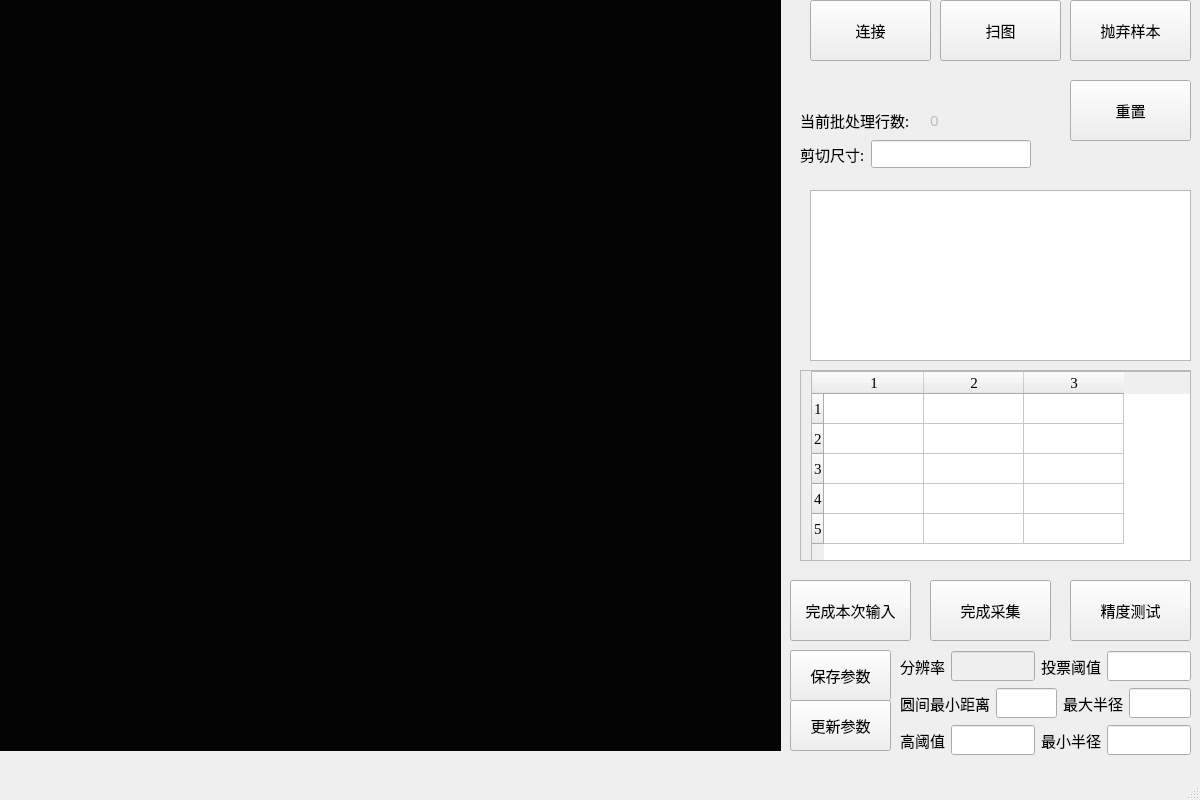
The window that handeye.ui (Yamabukiss/handeye_calibration) describes before a commit, drawn with Qt 5.
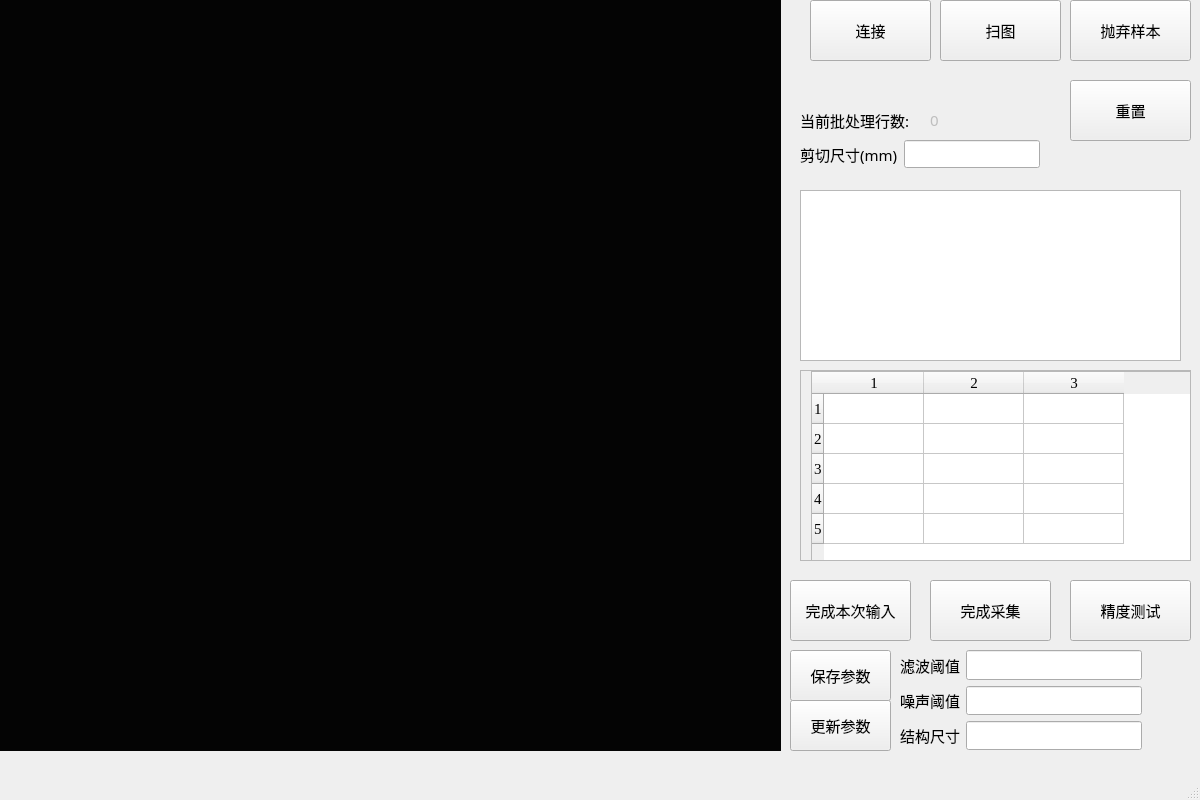
The same window after the commit.

```diff
--- a/handeye.ui
+++ b/handeye.ui
@@ -35,7 +35,7 @@
    <widget class="QTextBrowser" name="textBrowser_log">
     <property name="geometry">
      <rect>
-      <x>810</x>
+      <x>800</x>
       <y>190</y>
       <width>381</width>
       <height>171</height>
@@ -309,118 +309,6 @@
      <string>更新参数</string>
     </property>
    </widget>
-   <widget class="QWidget" name="layoutWidget">
-    <property name="geometry">
-     <rect>
-      <x>900</x>
-      <y>650</y>
-      <width>291</width>
-      <height>106</height>
-     </rect>
-    </property>
-    <layout class="QVBoxLayout" name="verticalLayout">
-     <item>
-      <layout class="QHBoxLayout" name="horizontalLayout_9">
-       <item>
-        <layout class="QHBoxLayout" name="horizontalLayout">
-         <item>
-          <widget class="QLabel" name="label">
-           <property name="text">
-            <string>分辨率</string>
-           </property>
-          </widget>
-         </item>
-         <item>
-          <widget class="QLineEdit" name="lineEdit">
-           <property name="enabled">
-            <bool>false</bool>
-           </property>
-          </widget>
-         </item>
-        </layout>
-       </item>
-       <item>
-        <layout class="QHBoxLayout" name="horizontalLayout_4">
-         <item>
-          <widget class="QLabel" name="label_4">
-           <property name="text">
-            <string>投票阈值</string>
-           </property>
-          </widget>
-         </item>
-         <item>
-          <widget class="QLineEdit" name="lineEdit_4"/>
-         </item>
-        </layout>
-       </item>
-      </layout>
-     </item>
-     <item>
-      <layout class="QHBoxLayout" name="horizontalLayout_8">
-       <item>
-        <layout class="QHBoxLayout" name="horizontalLayout_2">
-         <item>
-          <widget class="QLabel" name="label_2">
-           <property name="text">
-            <string>圆间最小距离</string>
-           </property>
-          </widget>
-         </item>
-         <item>
-          <widget class="QLineEdit" name="lineEdit_2"/>
-         </item>
-        </layout>
-       </item>
-       <item>
-        <layout class="QHBoxLayout" name="horizontalLayout_6">
-         <item>
-          <widget class="QLabel" name="label_6">
-           <property name="text">
-            <string>最大半径</string>
-           </property>
-          </widget>
-         </item>
-         <item>
-          <widget class="QLineEdit" name="lineEdit_6"/>
-         </item>
-        </layout>
-       </item>
-      </layout>
-     </item>
-     <item>
-      <layout class="QHBoxLayout" name="horizontalLayout_7">
-       <item>
-        <layout class="QHBoxLayout" name="horizontalLayout_3">
-         <item>
-          <widget class="QLabel" name="label_3">
-           <property name="text">
-            <string>高阈值</string>
-           </property>
-          </widget>
-         </item>
-         <item>
-          <widget class="QLineEdit" name="lineEdit_3"/>
-         </item>
-        </layout>
-       </item>
-       <item>
-        <layout class="QHBoxLayout" name="horizontalLayout_5">
-         <item>
-          <widget class="QLabel" name="label_5">
-           <property name="text">
-            <string>最小半径</string>
-           </property>
-          </widget>
-         </item>
-         <item>
-          <widget class="QLineEdit" name="lineEdit_5"/>
-         </item>
-        </layout>
-       </item>
-      </layout>
-     </item>
-    </layout>
-   </widget>
    <widget class="QPushButton" name="test_button">
     <property name="geometry">
      <rect>
@@ -514,32 +402,7 @@
      <string>重置</string>
     </property>
    </widget>
-   <widget class="QWidget" name="">
-    <property name="geometry">
-     <rect>
-      <x>800</x>
-      <y>140</y>
-      <width>231</width>
-      <height>28</height>
-     </rect>
-    </property>
-    <layout class="QHBoxLayout" name="horizontalLayout_10">
-     <item>
-      <widget class="QLabel" name="cut_titile">
-       <property name="text">
-        <string>剪切尺寸:</string>
-       </property>
-       <property name="alignment">
-        <set>Qt::AlignLeading|Qt::AlignLeft|Qt::AlignVCenter</set>
-       </property>
-      </widget>
-     </item>
-     <item>
-      <widget class="QLineEdit" name="cut_edit"/>
-     </item>
-    </layout>
-   </widget>
-   <widget class="QWidget" name="">
+   <widget class="QWidget" name="layoutWidget">
     <property name="geometry">
      <rect>
       <x>800</x>
@@ -574,6 +437,89 @@
      </item>
     </layout>
    </widget>
+   <widget class="QWidget" name="layoutWidget">
+    <property name="geometry">
+     <rect>
+      <x>800</x>
+      <y>140</y>
+      <width>240</width>
+      <height>28</height>
+     </rect>
+    </property>
+    <layout class="QHBoxLayout" name="horizontalLayout">
+     <item>
+      <widget class="QLabel" name="cut_titile">
+       <property name="text">
+        <string>剪切尺寸(mm)</string>
+       </property>
+       <property name="alignment">
+        <set>Qt::AlignLeading|Qt::AlignLeft|Qt::AlignVCenter</set>
+       </property>
+      </widget>
+     </item>
+     <item>
+      <widget class="QLineEdit" name="cut_edit"/>
+     </item>
+    </layout>
+   </widget>
+   <widget class="QWidget" name="layoutWidget">
+    <property name="geometry">
+     <rect>
+      <x>900</x>
+      <y>650</y>
+      <width>242</width>
+      <height>100</height>
+     </rect>
+    </property>
+    <layout class="QGridLayout" name="gridLayout">
+     <item row="0" column="0">
+      <layout class="QHBoxLayout" name="horizontalLayout_2">
+       <item>
+        <widget class="QLabel" name="label">
+         <property name="text">
+          <string>滤波阈值</string>
+         </property>
+        </widget>
+       </item>
+       <item>
+        <widget class="QLineEdit" name="lineEdit">
+         <property name="enabled">
+          <bool>true</bool>
+         </property>
+        </widget>
+       </item>
+      </layout>
+     </item>
+     <item row="1" column="0">
+      <layout class="QHBoxLayout" name="horizontalLayout_3">
+       <item>
+        <widget class="QLabel" name="label_2">
+         <property name="text">
+          <string>噪声阈值</string>
+         </property>
+        </widget>
+       </item>
+       <item>
+        <widget class="QLineEdit" name="lineEdit_2"/>
+       </item>
+      </layout>
+     </item>
+     <item row="2" column="0">
+      <layout class="QHBoxLayout" name="horizontalLayout_4">
+       <item>
+        <widget class="QLabel" name="label_3">
+         <property name="text">
+          <string>结构尺寸</string>
+         </property>
+        </widget>
+       </item>
+       <item>
+        <widget class="QLineEdit" name="lineEdit_3"/>
+       </item>
+      </layout>
+     </item>
+    </layout>
+   </widget>
   </widget>
   <widget class="QMenuBar" name="menubar">
    <property name="geometry">
```
